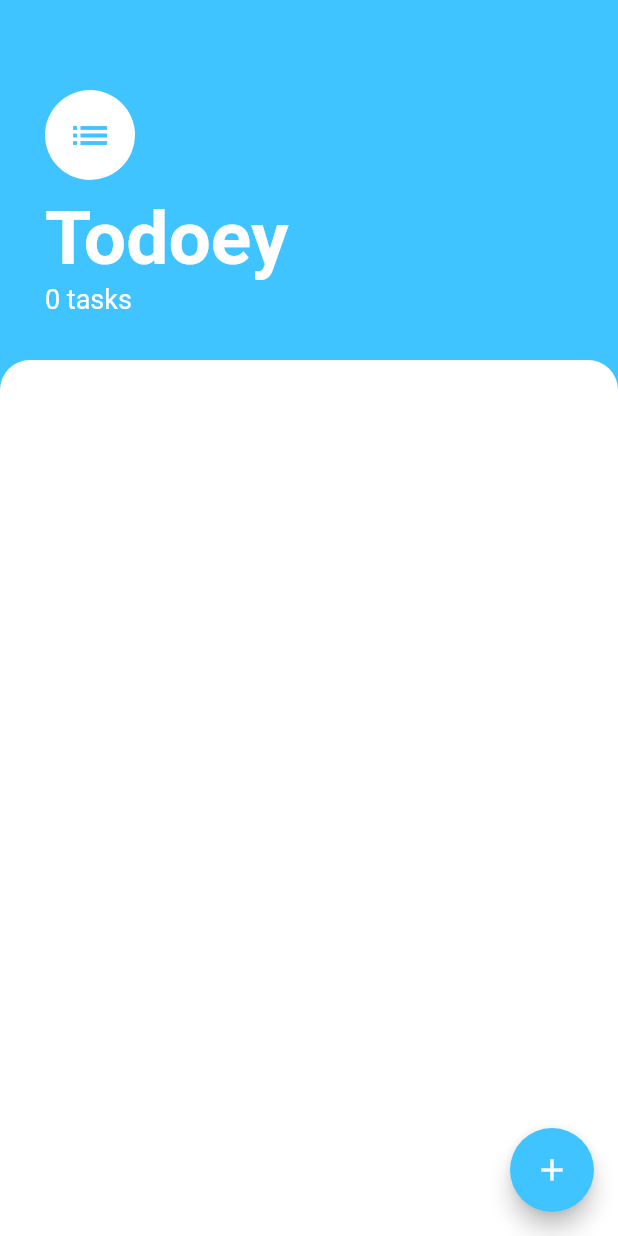
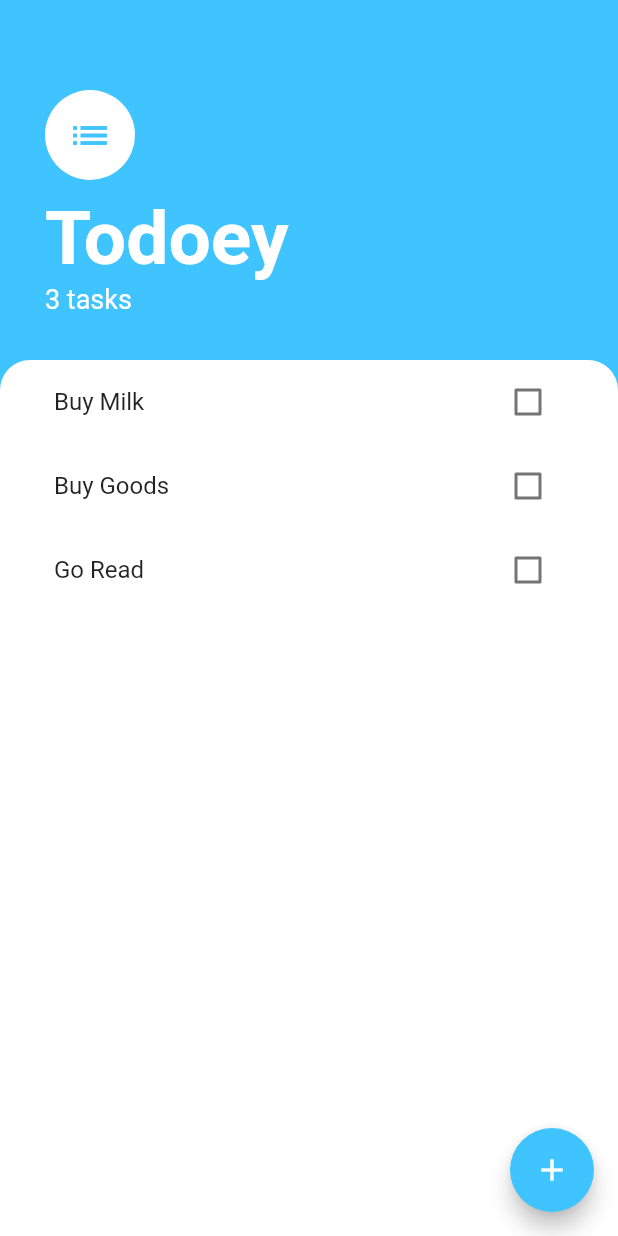
Before and after one commit to beingbivek/Todoey_flutter, a Flutter app: the screen it shows after launch, on a phone screen of 412 x 824 dp. Run offline on Flutter 3.47's test engine with Material 2 defaults, Android fonts, the phone set to English and light mode, and no system bars.

```diff
--- a/lib/main.dart
+++ b/lib/main.dart
@@ -1,5 +1,7 @@
 import 'package:flutter/material.dart';
+import 'package:todoey/models/task_data.dart';
 import 'package:todoey/screens/tasks_screen.dart';
+import 'package:provider/provider.dart';
 
 void main() {
   runApp(MyApp());
@@ -8,8 +10,11 @@ void main() {
 class MyApp extends StatelessWidget {
   @override
   Widget build(BuildContext context) {
-    return MaterialApp(
-      home: TasksScreen(),
+    return ChangeNotifierProvider<TaskData>(
+      create: (context) => TaskData(),
+      child: MaterialApp(
+        home: TasksScreen(),
+      ),
     );
   }
 }
--- /dev/null
+++ b/lib/models/task_data.dart
@@ -0,0 +1,14 @@
+import 'package:flutter/foundation.dart';
+import 'task.dart';
+
+class TaskData extends ChangeNotifier {
+  List<Task> tasks = [
+    Task(name: 'Buy Milk'),
+    Task(name: 'Buy Goods'),
+    Task(name: 'Go Read')
+  ];
+
+  int get taskCount {
+    return tasks.length;
+  }
+}
--- a/lib/screens/tasks_screen.dart
+++ b/lib/screens/tasks_screen.dart
@@ -1,22 +1,10 @@
 import 'package:flutter/material.dart';
-import 'package:todoey/models/task.dart';
+import 'package:provider/provider.dart';
+import 'package:todoey/models/task_data.dart';
 import 'package:todoey/screens/add_task_screen.dart';
 import 'package:todoey/widgets/tasks_list.dart';
 
-class TasksScreen extends StatefulWidget {
-  TasksScreen({Key key}) : super(key: key);
-
-  @override
-  _TasksScreenState createState() => _TasksScreenState();
-}
-
-class _TasksScreenState extends State<TasksScreen> {
-  List<Task> tasks = [
-    // Task(name: 'Buy Milk'),
-    // Task(name: 'Buy Goods'),
-    // Task(name: 'Go Read')
-  ];
-  var newTask;
+class TasksScreen extends StatelessWidget {
   @override
   Widget build(BuildContext context) {
     return Scaffold(
@@ -25,13 +13,13 @@ class _TasksScreenState extends State<TasksScreen> {
         heroTag: 'bubble',
         onPressed: () {
           showModalBottomSheet(
-            isScrollControlled: false,
             context: context,
             builder: (context) => AddTaskScreen(
               (newTaskTitle) {
-                setState(() {
-                  tasks.add(Task(name: newTaskTitle));
-                });
+                // setState(() {
+                //   tasks.add(Task(name: newTaskTitle));
+                //   Provider.of<Tasks>(context).addTask(Task(name: newTaskTitle));
+                // });
                 Navigator.pop(context);
               },
             ),
@@ -70,7 +58,7 @@ class _TasksScreenState extends State<TasksScreen> {
                   ),
                 ),
                 Text(
-                  '${tasks.length} tasks',
+                  '${Provider.of<TaskData>(context).taskCount} tasks',
                   style: TextStyle(color: Colors.white, fontSize: 18.0),
                 ),
               ],
@@ -86,7 +74,7 @@ class _TasksScreenState extends State<TasksScreen> {
                   topRight: Radius.circular(20.0),
                 ),
               ),
-              child: TasksList(tasks),
+              child: TasksList(),
             ),
           ),
         ],
--- a/lib/widgets/tasks_list.dart
+++ b/lib/widgets/tasks_list.dart
@@ -1,30 +1,28 @@
 import 'package:flutter/material.dart';
-import 'package:todoey/models/task.dart';
+import 'package:provider/provider.dart';
+import 'package:todoey/models/task_data.dart';
 import 'package:todoey/widgets/task_tile.dart';
 
-class TasksList extends StatefulWidget {
-  final List<Task> tasks;
-  TasksList(this.tasks);
-  @override
-  _TasksListState createState() => _TasksListState();
-}
-
-class _TasksListState extends State<TasksList> {
+class TasksList extends StatelessWidget {
   @override
   Widget build(BuildContext context) {
-    return ListView.builder(
-      itemBuilder: (context, index) {
-        return TaskTile(
-          taskTitle: widget.tasks[index].name,
-          isChecked: widget.tasks[index].isDone,
-          checkboxCallback: (checkboxState) {
-            setState(() {
-              widget.tasks[index].toogleDone();
-            });
+    return Consumer<TaskData>(
+      builder: (context, taskData, child) {
+        return ListView.builder(
+          itemBuilder: (context, index) {
+            return TaskTile(
+              taskTitle: taskData.tasks[index].name,
+              isChecked: taskData.tasks[index].isDone,
+              checkboxCallback: (checkboxState) {
+                // setState(() {
+                //   Provider.of<TaskData>(context).tasks[index].toogleDone();
+                // });
+              },
+            );
           },
+          itemCount: taskData.taskCount,
         );
       },
-      itemCount: widget.tasks.length,
     );
   }
 }
--- a/pubspec.yaml
+++ b/pubspec.yaml
@@ -28,6 +28,7 @@ dependencies:
   # The following adds the Cupertino Icons font to your application.
   # Use with the CupertinoIcons class for iOS style icons.
   cupertino_icons: ^1.0.2
+  provider: ^5.0.0
 
 dev_dependencies:
   flutter_test:
```
Also changed, not shown: pubspec.lock.
